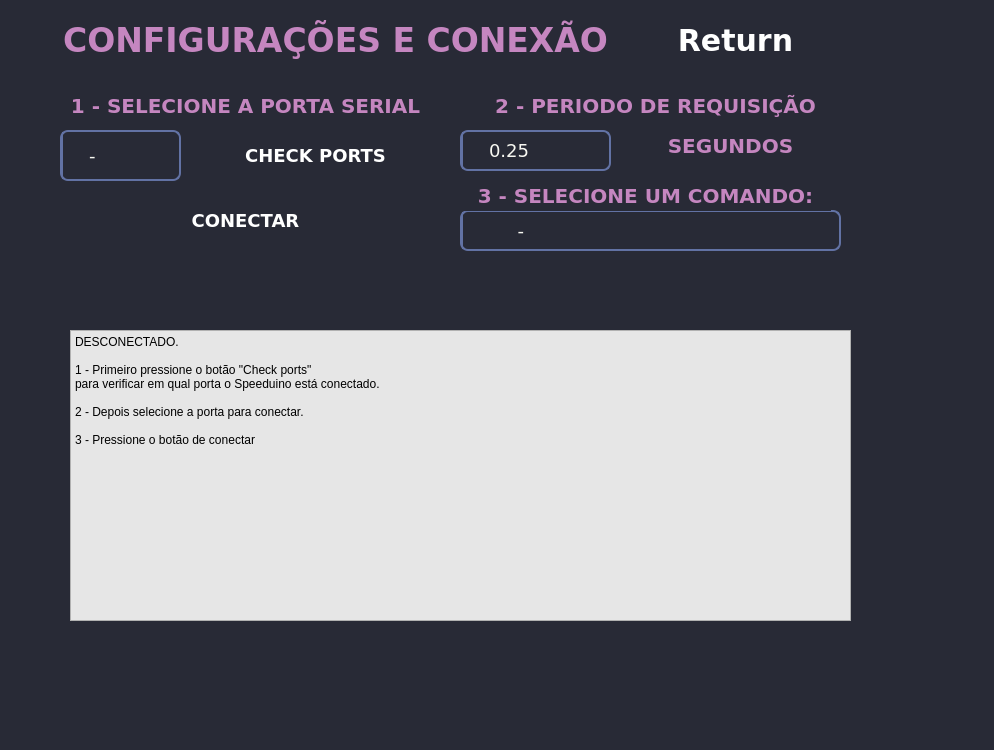
First picture: the form in dashAthenas.ui, repository AthenasArch/AthenasDashECU, before the edit.
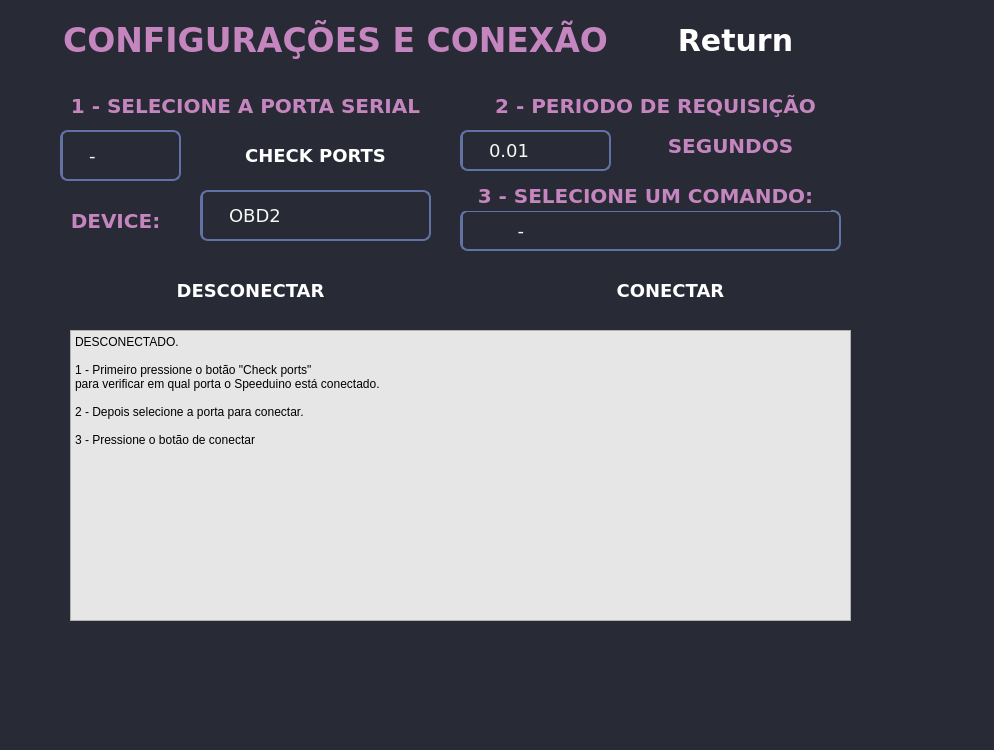
Second picture: the form after the edit. The open tabs and pages were chosen to show the change. Icons and pictures are not drawn. Custom widgets are drawn as their Qt base class.

Patch:
```diff
--- a/dashAthenas.ui
+++ b/dashAthenas.ui
@@ -697,9 +697,9 @@
      <widget class="QPushButton" name="bntConnect">
       <property name="geometry">
        <rect>
-        <x>70</x>
-        <y>210</y>
-        <width>371</width>
+        <x>500</x>
+        <y>280</y>
+        <width>361</width>
         <height>61</height>
        </rect>
       </property>
@@ -977,8 +977,23 @@
 </string>
       </property>
       <property name="currentText">
-       <string>0.25</string>
+       <string>0.01</string>
       </property>
+      <item>
+       <property name="text">
+        <string>0.01</string>
+       </property>
+      </item>
+      <item>
+       <property name="text">
+        <string>0.05</string>
+       </property>
+      </item>
+      <item>
+       <property name="text">
+        <string>0.10</string>
+       </property>
+      </item>
       <item>
        <property name="text">
         <string>0.25</string>
@@ -1052,6 +1067,165 @@
        <set>Qt::AlignCenter</set>
       </property>
      </widget>
+     <widget class="QLabel" name="label_13">
+      <property name="geometry">
+       <rect>
+        <x>70</x>
+        <y>220</y>
+        <width>111</width>
+        <height>41</height>
+       </rect>
+      </property>
+      <property name="font">
+       <font>
+        <family>Verdana</family>
+        <pointsize>15</pointsize>
+        <bold>true</bold>
+       </font>
+      </property>
+      <property name="styleSheet">
+       <string notr="true">color: #c586c0;
+background-color: rgb(40, 42, 54);</string>
+      </property>
+      <property name="text">
+       <string>DEVICE:</string>
+      </property>
+      <property name="alignment">
+       <set>Qt::AlignCenter</set>
+      </property>
+     </widget>
+     <widget class="QComboBox" name="comboBoxDevice">
+      <property name="geometry">
+       <rect>
+        <x>210</x>
+        <y>210</y>
+        <width>231</width>
+        <height>51</height>
+       </rect>
+      </property>
+      <property name="layoutDirection">
+       <enum>Qt::RightToLeft</enum>
+      </property>
+      <property name="styleSheet">
+       <string notr="true">QComboBox {
+	gridline-color: rgb(255, 255, 255);
+    background-color: #282a36;
+    border: 2px solid #6272a4;
+    border-radius: 8px;
+    color: #f8f8f2;
+    font-family: Verdana;
+    font-size: 18px;
+    padding: 6px;
+}
+
+QComboBox:hover {
+    border-color: #ffffff;
+}
+
+QComboBox:editable {
+    background-color: #44475a;
+}
+
+QComboBox:!editable, QComboBox::drop-down:editable {
+    background: #282a36;
+}
+
+QComboBox:!editable:on, QComboBox::drop-down:editable:on {
+    background: #282a36;
+}
+
+QComboBox:on { /* quando selecionado */
+    border-color: #f1fa8c;
+}
+
+QComboBox::drop-down {
+    subcontrol-origin: padding;
+    subcontrol-position: top right;
+    width: 20px;
+    border-left-width: 1px;
+    border-left-color: #6272a4;
+    border-left-style: solid; /* estilo de linha da esquerda - pode ser qualquer um dos seguintes: solid, dashed, dot-dash, dot-dot-dash, none */
+    border-top-right-radius: 3px; /* raio superior direito da borda quando a caixa não está focada */
+    border-bottom-right-radius: 3px; /* raio inferior direito da borda quando a caixa não está focada */
+}
+
+QComboBox::down-arrow {
+    image: url(/path/to/your/image.png); /* substitua '/path/to/your/image.png' pelo caminho correto para sua imagem */
+}
+
+QComboBox::down-arrow:on { /* mude a cor do botão para laranja quando a caixa está focada */
+    top: 1px;
+    left: 1px;
+}
+
+QComboBox QAbstractItemView {
+    color: #f8f8f2; /* cor do texto dos itens */
+    background-color: #3c0a8c; /* cor de fundo dos itens */
+}
+
+
+</string>
+      </property>
+      <property name="currentText">
+       <string>OBD2</string>
+      </property>
+      <item>
+       <property name="text">
+        <string>OBD2</string>
+       </property>
+      </item>
+      <item>
+       <property name="text">
+        <string>SPEEDUINO</string>
+       </property>
+      </item>
+     </widget>
+     <widget class="QPushButton" name="bntDisconnect">
+      <property name="geometry">
+       <rect>
+        <x>80</x>
+        <y>280</y>
+        <width>361</width>
+        <height>61</height>
+       </rect>
+      </property>
+      <property name="font">
+       <font>
+        <family>Verdana</family>
+        <pointsize>-1</pointsize>
+        <bold>true</bold>
+        <underline>false</underline>
+        <strikeout>false</strikeout>
+       </font>
+      </property>
+      <property name="autoFillBackground">
+       <bool>false</bool>
+      </property>
+      <property name="styleSheet">
+       <string notr="true">        QPushButton {
+            background: qlineargradient(x1: 0, y1: 0, x2: 0, y2: 1,
+                                        stop: 0.05 #630303, stop: 1 #4cc7c9);
+            border-radius: 8px;
+            color: #ffffff;
+            font-family: Verdana;
+            font-size: 18px;
+            font-weight: bold;
+            padding: 13px 32px;
+            text-decoration: none;
+        }
+        QPushButton:hover {
+            background: qlineargradient(x1: 0, y1: 0, x2: 0, y2: 1,
+                                        stop: 0.05 #4cc7c9, stop: 1 #630303);
+        }
+        QPushButton:pressed {
+            position:relative;
+            top:1px;
+        }</string>
+      </property>
+      <property name="text">
+       <string>DESCONECTAR</string>
+      </property>
+     </widget>
     </widget>
     <widget class="QWidget" name="page_2">
      <widget class="QPushButton" name="bntReturn_2">
```
Left out of the diff: 16 changed lines with no effect on the pictures.
